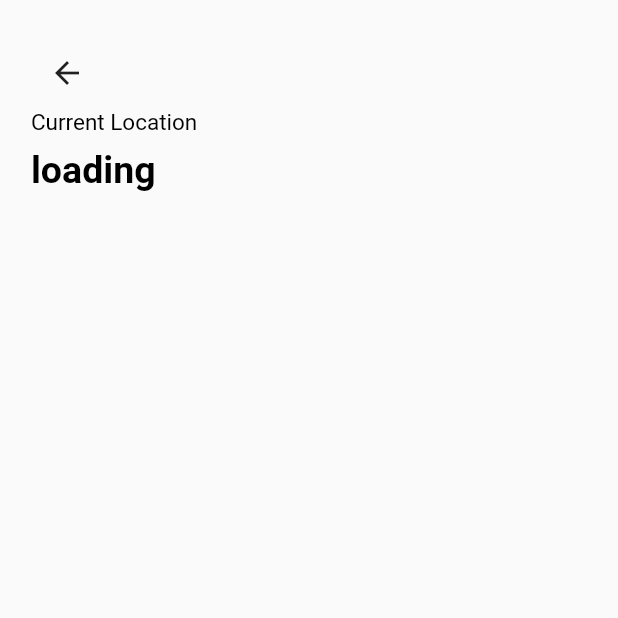
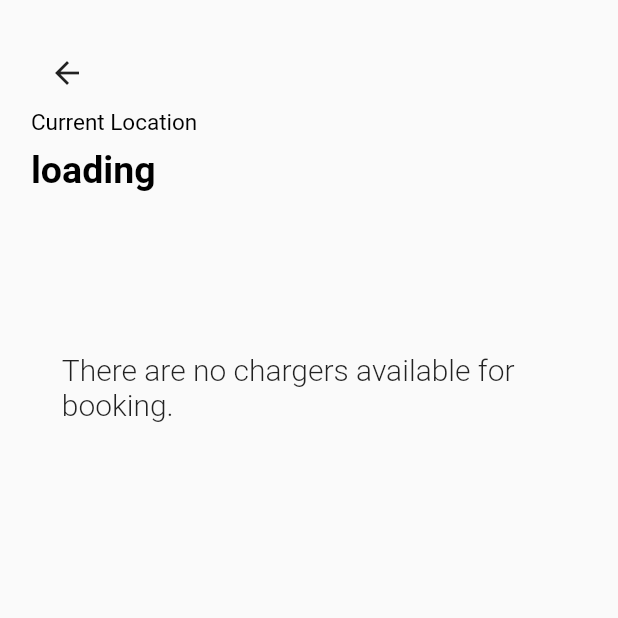
Before and after one commit to xRossKoh/chargEV, a Flutter app: the ChargerSelection screen opened directly, on a phone screen of 412 x 824 dp, the top half of it. Run offline on Flutter 3.47's test engine with Material 2 defaults, Android fonts, the phone set to English and light mode, and no system bars; our stand-ins replace cloud_firestore, firebase_auth, firebase_core, flutter_map, geocoding, geolocator and 1 more; missing offline and left inert: duration; accounts and stored records are empty.

Commit message:
Fix #6: Notify users when chargers are unavailable
First filter for a list of available chargers, then check if the
filtered list has length 0.

```diff
--- a/lib/screens/charger_selection.dart
+++ b/lib/screens/charger_selection.dart
@@ -19,7 +19,6 @@ class ChargerSelection extends StatefulWidget {
 class _ChargerSelectionState extends State<ChargerSelection> {
   @override
   Widget build(BuildContext context) {
-
     // fetch dimensions of phone
     Size size = MediaQuery.of(context).size;
 
@@ -31,29 +30,44 @@ class _ChargerSelectionState extends State<ChargerSelection> {
       body: SafeArea(
         child: Column(
           children: [
-            LocationAppBar(location: '5A Dunbar Walk', withCurrentLocation: true,),
-            SizedBox(height: size.height * 0.03,),
+            LocationAppBar(
+              location: '5A Dunbar Walk',
+              withCurrentLocation: true,
+            ),
+            SizedBox(
+              height: size.height * 0.03,
+            ),
             Flexible(
-              child: StreamBuilder<List<Charger>>(
-                stream: _databaseService.allChargersList,
+                child: StreamBuilder<List<Charger>>(
+                    stream: _databaseService.allChargersList,
                     builder: (context, snapshot) {
                       List<Charger> chargers =
                           snapshot.hasData ? snapshot.data : [];
 
                       // print(snapshot.error);
 
-                  return ListView.builder(
-                      itemCount: chargers.length,
-                      itemBuilder: (context, index){
-                        if (!chargers[index].accepted){
-                          return ChargerCard(charger: chargers[index], showNickname: false,);
-                        }
-                        return Container();
-                      }
-                  );
-                }
-              )
-            ),
+                      List<Charger> availableChargers = chargers
+                          .where((element) => !element.accepted)
+                          .toList();
+
+                      return availableChargers.length == 0
+                          ? Container(
+                            padding: EdgeInsets.fromLTRB(0, size.height*0.10, 0, 0),
+                            constraints: BoxConstraints(maxWidth: size.width*0.8),
+                              child: Text(
+                                "There are no chargers available for booking.",
+                                style: TextStyle(
+                                    fontSize: 20, fontWeight: FontWeight.w300),
+                              ),
+                            )
+                          : ListView.builder(
+                              itemCount: availableChargers.length,
+                              itemBuilder: (context, index) {
+                                return ChargerCard(
+                                    charger: availableChargers[index],
+                                    showNickname: false);
+                              });
+                    })),
           ],
         ),
       ),
```
